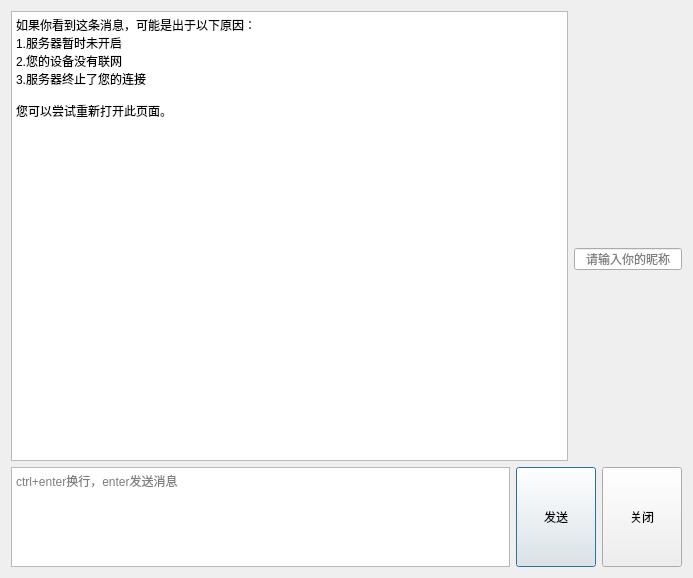
Old version of the form chatroom.ui in the repository Januarylovelulu/Popkart.
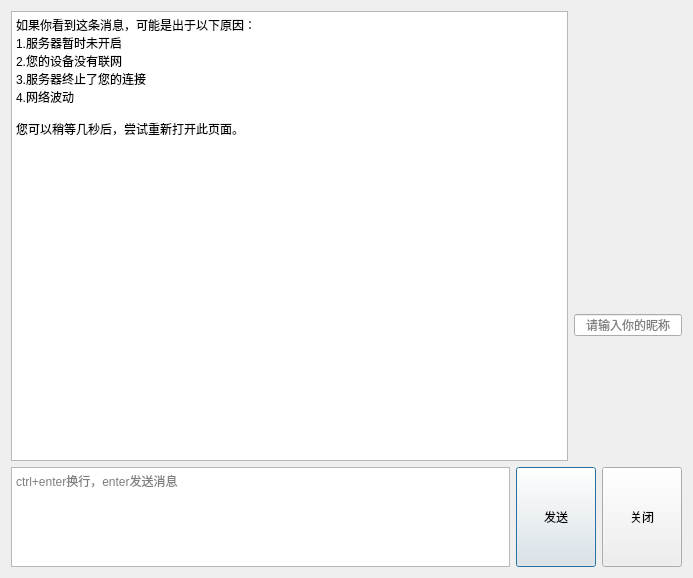
New version of the form.

The edit to the form file:
```diff
--- a/chatroom.ui
+++ b/chatroom.ui
@@ -16,7 +16,7 @@
   <layout class="QGridLayout" name="gridLayout_3">
    <item row="0" column="0">
     <layout class="QGridLayout" name="gridLayout">
-     <item row="1" column="1">
+     <item row="2" column="1">
       <spacer name="verticalSpacer">
        <property name="orientation">
         <enum>Qt::Vertical</enum>
@@ -32,7 +32,7 @@
        </property>
       </spacer>
      </item>
-     <item row="3" column="1">
+     <item row="4" column="1">
       <spacer name="verticalSpacer_2">
        <property name="orientation">
         <enum>Qt::Vertical</enum>
@@ -58,7 +58,7 @@
        </property>
       </widget>
      </item>
-     <item row="0" column="0" rowspan="4">
+     <item row="0" column="0" rowspan="5">
       <widget class="QTextBrowser" name="textBrowser">
        <property name="html">
         <string>&lt;!DOCTYPE HTML PUBLIC &quot;-//W3C//DTD HTML 4.0//EN&quot; &quot;http://www.w3.org/TR/REC-html40/strict.dtd&quot;&gt;
@@ -69,12 +69,13 @@
 &lt;p style=&quot; margin-top:0px; margin-bottom:0px; margin-left:0px; margin-right:0px; -qt-block-indent:0; text-indent:0px;&quot;&gt;1.服务器暂时未开启&lt;/p&gt;
 &lt;p style=&quot; margin-top:0px; margin-bottom:0px; margin-left:0px; margin-right:0px; -qt-block-indent:0; text-indent:0px;&quot;&gt;2.您的设备没有联网&lt;/p&gt;
 &lt;p style=&quot; margin-top:0px; margin-bottom:0px; margin-left:0px; margin-right:0px; -qt-block-indent:0; text-indent:0px;&quot;&gt;3.服务器终止了您的连接&lt;/p&gt;
+&lt;p style=&quot; margin-top:0px; margin-bottom:0px; margin-left:0px; margin-right:0px; -qt-block-indent:0; text-indent:0px;&quot;&gt;4.网络波动&lt;/p&gt;
 &lt;p style=&quot;-qt-paragraph-type:empty; margin-top:0px; margin-bottom:0px; margin-left:0px; margin-right:0px; -qt-block-indent:0; text-indent:0px;&quot;&gt;&lt;br /&gt;&lt;/p&gt;
-&lt;p style=&quot; margin-top:0px; margin-bottom:0px; margin-left:0px; margin-right:0px; -qt-block-indent:0; text-indent:0px;&quot;&gt;您可以尝试重新打开此页面。&lt;/p&gt;&lt;/body&gt;&lt;/html&gt;</string>
+&lt;p style=&quot; margin-top:0px; margin-bottom:0px; margin-left:0px; margin-right:0px; -qt-block-indent:0; text-indent:0px;&quot;&gt;您可以稍等几秒后，尝试重新打开此页面。&lt;/p&gt;&lt;/body&gt;&lt;/html&gt;</string>
        </property>
       </widget>
      </item>
-     <item row="2" column="1">
+     <item row="3" column="1">
       <widget class="QLineEdit" name="lineEdit_name">
        <property name="sizePolicy">
         <sizepolicy hsizetype="Preferred" vsizetype="Fixed">
@@ -90,6 +91,16 @@
        </property>
       </widget>
      </item>
+     <item row="1" column="1">
+      <widget class="QLabel" name="label_highestTotal">
+       <property name="text">
+        <string/>
+       </property>
+       <property name="alignment">
+        <set>Qt::AlignCenter</set>
+       </property>
+      </widget>
+     </item>
     </layout>
    </item>
    <item row="1" column="0">
```
